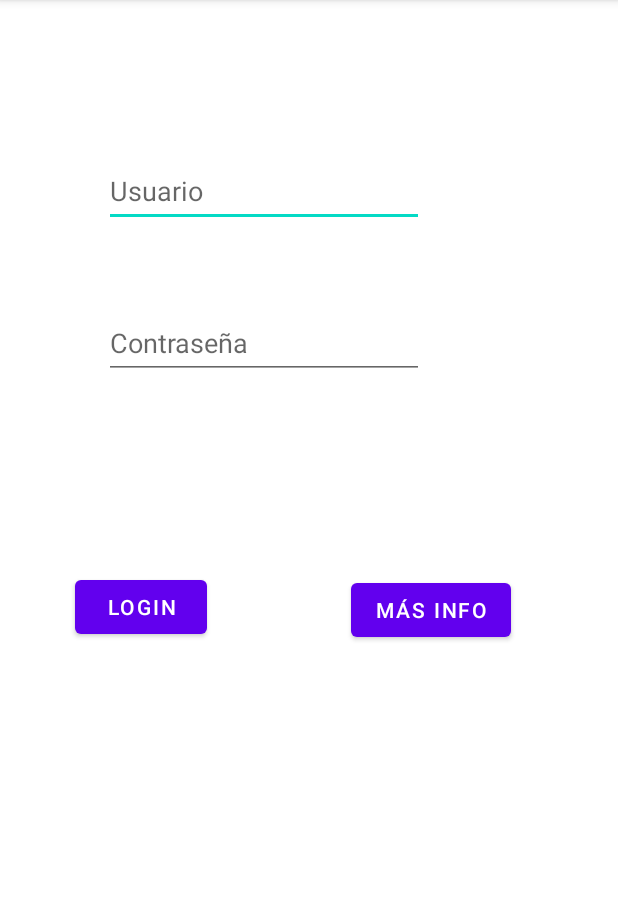
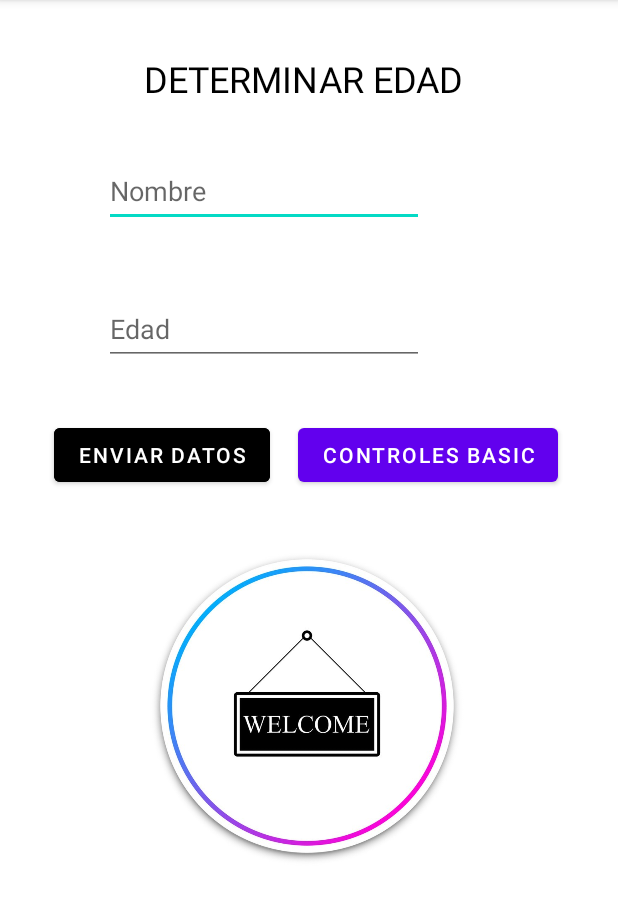
Before and after one commit to Mario999X/AppManejoActividadesAndroid, an Android app: the screen it shows after launch (MainActivity), on a phone screen of 412 x 824 dp, the part 84-1005 px from its top. Run offline under Robolectric (Android 15) with nearby library versions, the phone set to English and light mode, and no system bars.

Commit message:
Actualización necesaria.

```diff
--- a/app/src/main/AndroidManifest.xml
+++ b/app/src/main/AndroidManifest.xml
@@ -18,11 +18,11 @@
                 <category android:name="android.intent.category.LAUNCHER" />
             </intent-filter>
         </activity>
-        <activity android:name=".ActivityUsuario"
+        <activity android:name=".ActivityEdadUsuario"
             android:exported="true"
             android:parentActivityName=".MainActivity">
         </activity>
-        <activity android:name=".ActivityInfo"
+        <activity android:name=".ActivityFormulario"
             android:exported="true"
             android:parentActivityName=".MainActivity">
         </activity>
--- a/app/src/main/res/layout/activity_main.xml
+++ b/app/src/main/res/layout/activity_main.xml
@@ -7,50 +7,73 @@
     tools:context=".MainActivity">
 
     <EditText
-        android:id="@+id/editTextNombre"
+        android:id="@+id/editTextNombreEdad"
         android:layout_width="wrap_content"
         android:layout_height="wrap_content"
         android:layout_marginStart="69dp"
         android:layout_marginTop="103dp"
         android:ems="10"
-        android:hint="Usuario"
+        android:hint="Nombre"
         android:inputType="textPersonName"
         android:minHeight="48dp"
         app:layout_constraintStart_toStartOf="parent"
         app:layout_constraintTop_toTopOf="parent" />
 
+    <Button
+        android:id="@+id/btnDatos"
+        android:layout_width="wrap_content"
+        android:layout_height="wrap_content"
+        android:layout_marginStart="36dp"
+        android:layout_marginTop="36dp"
+        android:backgroundTint="#000000"
+        android:onClick="verMenuPersona"
+        android:text="Enviar Datos"
+        app:layout_constraintStart_toStartOf="parent"
+        app:layout_constraintTop_toBottomOf="@+id/editTextEdad" />
+
+    <Button
+        android:id="@+id/btnFormulario"
+        android:layout_width="wrap_content"
+        android:layout_height="wrap_content"
+        android:layout_marginTop="36dp"
+        android:layout_marginEnd="40dp"
+        android:onClick="verMenuInfo"
+        android:text="Controles Basic"
+        app:layout_constraintEnd_toEndOf="parent"
+        app:layout_constraintTop_toBottomOf="@+id/editTextEdad" />
+
     <EditText
-        android:id="@+id/editTextPassw"
+        android:id="@+id/editTextEdad"
         android:layout_width="wrap_content"
         android:layout_height="wrap_content"
         android:layout_marginStart="69dp"
-        android:layout_marginTop="53dp"
+        android:layout_marginTop="44dp"
         android:ems="10"
-        android:hint="Contraseña"
-        android:inputType="textPassword"
+        android:hint="Edad"
+        android:inputType="number"
         android:minHeight="48dp"
         app:layout_constraintStart_toStartOf="parent"
-        app:layout_constraintTop_toBottomOf="@+id/editTextNombre" />
+        app:layout_constraintTop_toBottomOf="@+id/editTextNombreEdad" />
 
-    <Button
-        android:id="@+id/btnLogin"
+    <TextView
+        android:id="@+id/textViewTitulo"
         android:layout_width="wrap_content"
         android:layout_height="wrap_content"
-        android:layout_marginStart="50dp"
-        android:layout_marginTop="128dp"
-        android:onClick="verMenuPersona"
-        android:text="Login"
+        android:layout_marginStart="96dp"
+        android:layout_marginTop="36dp"
+        android:text="DETERMINAR EDAD"
+        android:textColor="#000000"
+        android:textSize="24sp"
         app:layout_constraintStart_toStartOf="parent"
-        app:layout_constraintTop_toBottomOf="@+id/editTextPassw" />
+        app:layout_constraintTop_toTopOf="parent" />
 
-    <Button
-        android:id="@+id/btnMasInfo"
-        android:layout_width="wrap_content"
-        android:layout_height="wrap_content"
-        android:layout_marginTop="130dp"
-        android:layout_marginEnd="71dp"
-        android:onClick="verMenuInfo"
-        android:text="Más Info"
-        app:layout_constraintEnd_toEndOf="parent"
-        app:layout_constraintTop_toBottomOf="@+id/editTextPassw" />
+    <ImageView
+        android:id="@+id/imageView2"
+        android:layout_width="337dp"
+        android:layout_height="277dp"
+        android:layout_marginStart="36dp"
+        android:layout_marginTop="4dp"
+        app:layout_constraintStart_toStartOf="parent"
+        app:layout_constraintTop_toBottomOf="@+id/btnDatos"
+        app:srcCompat="@drawable/welcome" />
 </androidx.constraintlayout.widget.ConstraintLayout>
```
Also changed, not shown: app/src/main/java/com/example/manejodeactividades_dos/ActivityEdadUsuario.java (added, +46 -0 lines), app/src/main/java/com/example/manejodeactividades_dos/ActivityFormulario.java (added, +35 -0 lines), app/src/main/java/com/example/manejodeactividades_dos/ActivityInfo.java (deleted, +0 -14 lines), app/src/main/java/com/example/manejodeactividades_dos/ActivityUsuario.java (deleted, +0 -29 lines), app/src/main/java/com/example/manejodeactividades_dos/MainActivity.java (+11 -11 lines), app/src/main/res/layout/activity_edad_usuario.xml (added, +88 -0 lines), app/src/main/res/layout/activity_formulario.xml (added, +77 -0 lines), app/src/main/res/layout/activity_info.xml (deleted, +0 -28 lines), app/src/main/res/layout/activity_usuario.xml (deleted, +0 -28 lines), app/src/main/res/drawable/formulario.jpg (added), app/src/main/res/drawable/imagen_mayor.jpg (added), app/src/main/res/drawable/imagen_menor.png (added), app/src/main/res/drawable/welcome.jpg (added).
